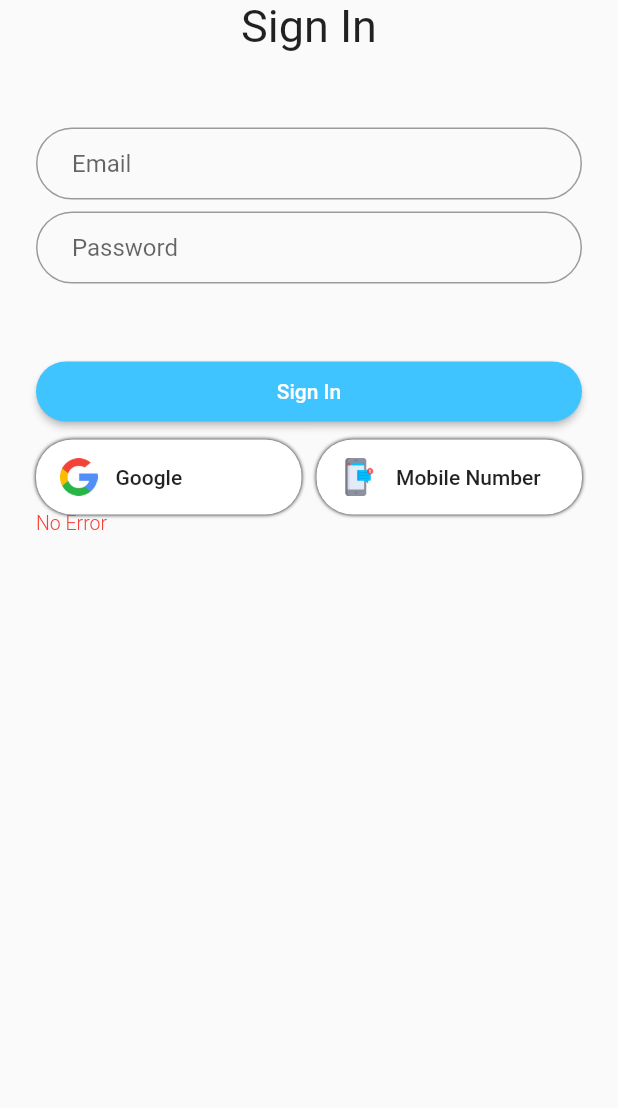
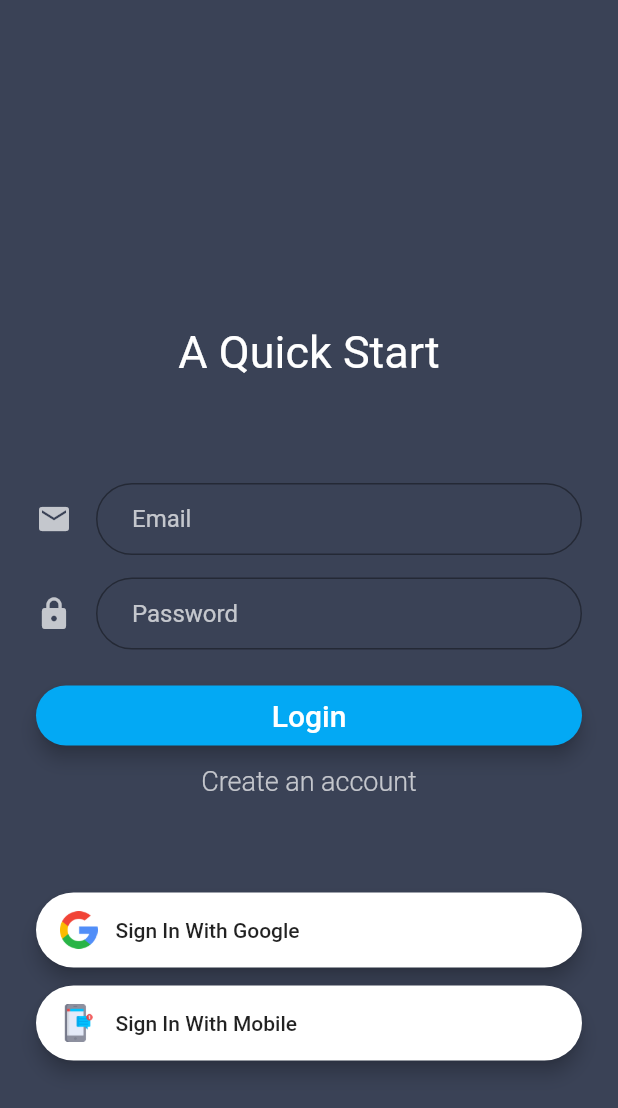
Before and after one commit to sundarlucifer/smart_trash_bin, a Flutter app: the LoginRoute screen opened by its route, on a phone screen of 412 x 824 dp. Shown: the top 1108 px of the screen. Run offline on Flutter 3.47's test engine with Material 2 defaults, Android fonts, the phone set to English and light mode, and no system bars; our stand-ins replace cloud_firestore, firebase_auth, google_sign_in, rxdart; accounts and stored records are empty.

Commit message:
Initial commit

```diff
--- a/lib/auth.dart
+++ b/lib/auth.dart
@@ -96,6 +96,9 @@
     },merge: true);
   }
 
+  Stream<QuerySnapshot> getBins(){
+    return _db.collection('bins').snapshots();
+  }
 
   signOut(){
     _auth.signOut();
--- a/lib/login.dart
+++ b/lib/login.dart
@@ -2,14 +2,16 @@
 import 'bin_list.dart';
 import 'auth.dart';
 
-class LoginSignUpPage extends StatefulWidget {
+class LoginRoute extends StatefulWidget {
+  static String tag = 'login-page';
+
   @override
-  State<StatefulWidget> createState() => new _LoginSignUpPageState();
+  State<StatefulWidget> createState() => new _LoginRouteState();
 }
 
 enum FormMode { LOGIN, SIGNUP }
 
-class _LoginSignUpPageState extends State<LoginSignUpPage> {
+class _LoginRouteState extends State<LoginRoute> {
   final _formKey = new GlobalKey<FormState>();
 
   String _email;
@@ -45,7 +47,6 @@
   // Perform login or signup
   void _validateAndSubmit() async {
     //init
-    Exception e;
     if (_validateAndSave()) {
       setState(() {
         _errorMessage = "";
@@ -124,6 +125,7 @@
   Widget build(BuildContext context) {
     _isIos = Theme.of(context).platform == TargetPlatform.iOS;
     return new Scaffold(
+      backgroundColor: Color.fromRGBO(58, 66, 86, 1.0),
       body: Stack(
         children: <Widget>[
           _showBody(),
@@ -203,6 +205,7 @@
         child: Text(
           'A Quick Start',
           style: TextStyle(
+            color: Colors.white,
             fontSize: 30.0,
           ),
         ),
@@ -221,7 +224,7 @@
           hintText: 'Email',
           icon: new Icon(
             Icons.mail,
-            color: Colors.grey,
+            color: Colors.white70,
           ),
           contentPadding: EdgeInsets.fromLTRB(24.0, 10.0, 24.0, 10.0),
           border: OutlineInputBorder(
@@ -245,7 +248,7 @@
           hintText: 'Password',
           icon: new Icon(
             Icons.lock,
-            color: Colors.grey,
+            color: Colors.white70,
           ),
           contentPadding: EdgeInsets.fromLTRB(24.0, 10.0, 24.0, 10.0),
           border: OutlineInputBorder(
@@ -262,10 +265,10 @@
     return new FlatButton(
       child: _formMode == FormMode.LOGIN
           ? new Text('Create an account',
-              style: new TextStyle(fontSize: 18.0, fontWeight: FontWeight.w300))
+              style: new TextStyle(fontSize: 18.0, fontWeight: FontWeight.w300, color: Colors.white70))
           : new Text('Have an account? Sign in',
               style:
-                  new TextStyle(fontSize: 18.0, fontWeight: FontWeight.w300)),
+                  new TextStyle(fontSize: 18.0, fontWeight: FontWeight.w300, color: Colors.white70)),
       onPressed: _formMode == FormMode.LOGIN
           ? _changeFormToSignUp
           : _changeFormToLogin,
--- a/lib/login_page.dart
+++ /dev/null
@@ -1,235 +0,0 @@
-import 'package:flutter/material.dart';
-import 'bin_list.dart';
-import 'auth.dart';
-
-class LoginRoute extends StatefulWidget {
-  static String tag = 'login-page';
-  @override
-  _LoginRouteState createState() => _LoginRouteState();
-}
-
-class _LoginRouteState extends State<LoginRoute> {
-  final _formKey = new GlobalKey<FormState>();
-
-  String _email;
-  String _pass;
-
-  // Check if form is valid before perform login or signup
-  bool _validateAndSave() {
-    final form = _formKey.currentState;
-    if (form.validate()) {
-      form.save();
-      return true;
-    }
-    return false;
-  }
-
-  _showBody(){
-    final headline = Hero(
-      tag: 'hero',
-      child: Center(
-        child: Text(
-          'Sign In',
-          style: TextStyle(
-            fontSize: 30.0,
-          ),
-        ),
-      ),
-    );
-
-    final email = TextFormField(
-      keyboardType: TextInputType.emailAddress,
-      autofocus: false,
-      //initialValue: 'username@something.com',
-      decoration: InputDecoration(
-        hintText: 'Email',
-        contentPadding: EdgeInsets.fromLTRB(24.0, 10.0, 24.0, 10.0),
-        border: OutlineInputBorder(
-          borderRadius: BorderRadius.circular(32.0),
-        ),
-      ),
-      validator: (value) => value.isEmpty ? 'Email can\'t be empty' : null,
-      onSaved: (value) => _email = value.trim(),
-    );
-
-    final password = TextFormField(
-      autofocus: false,
-      //initialValue: 'secret password',
-      obscureText: true,
-      decoration: InputDecoration(
-        hintText: 'Password',
-        contentPadding: EdgeInsets.fromLTRB(24.0, 10.0, 24.0, 10.0),
-        border: OutlineInputBorder(
-          borderRadius: BorderRadius.circular(32.0),
-        ),
-      ),
-      onSaved: (value) => _pass = value.trim(),
-    );
-
-    final loginButton = Padding(
-      padding: EdgeInsets.only(
-        top: 24.0,
-      ),
-      child: RaisedButton(
-        child: Text(
-          'Sign In',
-          style: TextStyle(color: Colors.white),
-        ),
-        color: Colors.lightBlueAccent,
-        shape:
-        RoundedRectangleBorder(borderRadius: BorderRadius.circular(32.0)),
-        padding: EdgeInsets.all(12.0),
-        onPressed: () {
-          if(_validateAndSave()){
-            print(_email);
-            authService.emailSignIn(_email, _pass);
-            _checkSignedIn();
-          }
-        },
-      ),
-    );
-
-    final googleSignIn = Expanded(
-      child: Container(
-        height: 50.0,
-        decoration: BoxDecoration(
-          boxShadow: [BoxShadow(blurRadius: 1.5)],
-          color: Colors.white,
-          borderRadius: BorderRadius.circular(24.0),
-        ),
-        child: FlatButton(
-          shape: RoundedRectangleBorder(
-            borderRadius: BorderRadius.circular(24.0),
-          ),
-          onPressed: (){
-            authService.googleSignIn();
-            _checkSignedIn();
-          },
-          child: Row(
-            children: <Widget>[
-              Padding(
-                padding: const EdgeInsets.only(right: 12.0),
-                child: Image.asset(
-                  'assets/icons/google.png',
-                  height: 25.0,
-                  width: 25.0,
-                ),
-              ),
-              Text('Google'),
-            ],
-          ),
-        ),
-      ),
-    );
-
-    final numberSignIn = Expanded(
-      child: Container(
-        height: 50.0,
-        decoration: BoxDecoration(
-          boxShadow: [BoxShadow(blurRadius: 1.5)],
-          color: Colors.white,
-          borderRadius: BorderRadius.circular(24.0),
-        ),
-        child: FlatButton(
-          shape: RoundedRectangleBorder(
-            borderRadius: BorderRadius.circular(24.0),
-          ),
-          onPressed: () {
-            print('Mobile sign in');
-          },
-          child: Row(
-            children: <Widget>[
-              Padding(
-                padding: const EdgeInsets.only(right: 12.0),
-                child: Image.asset(
-                  'assets/icons/phone.png',
-                  height: 25.0,
-                  width: 25.0,
-                ),
-              ),
-              Text('Mobile Number'),
-            ],
-          ),
-        ),
-      ),
-    );
-
-    final alternateSignIn = Row(
-      children: <Widget>[
-        googleSignIn,
-        SizedBox(
-          width: 10.0,
-        ),
-        numberSignIn,
-      ],
-    );
-
-    return Form(
-      key: _formKey,
-      child: ListView(
-        shrinkWrap: true,
-        padding: EdgeInsets.only(left: 24.0, right: 24.0),
-        children: <Widget>[
-          headline,
-          SizedBox(
-            height: 50.0,
-          ),
-          email,
-          SizedBox(
-            height: 8.0,
-          ),
-          password,
-          SizedBox(
-            height: 24.0,
-          ),
-          loginButton,
-          SizedBox(
-            height: 8.0,
-          ),
-          alternateSignIn,
-          _showErrorMessage(),
-        ],
-      ),
-    );
-  }
-
-  Widget _showErrorMessage() {
-      return new Text(
-        'No Error',
-        style: TextStyle(
-            fontSize: 13.0,
-            color: Colors.red,
-            height: 1.0,
-            fontWeight: FontWeight.w300),
-      );
-  }
-
-  @override
-  Widget build(BuildContext context) {
-    return Scaffold(
-      body: Stack(
-        children: <Widget>[
-          _showBody(),
-
-        ],
-      ),
-    );
-  }
-
-  _checkSignedIn(){
-    StreamBuilder(
-      stream: authService.user,
-      builder: (context, snapshot){
-        if(snapshot.hasData) {
-
-          Navigator.pushReplacementNamed(context, BinListRoute.tag);
-        }else{
-
-        }
-        return null;
-      },
-    );
-  }
-
-  _LoginRouteState();
-}
--- a/lib/navigation_menu.dart
+++ b/lib/navigation_menu.dart
@@ -1,5 +1,5 @@
 import 'package:flutter/material.dart';
-import 'login_page.dart';
+import 'login.dart';
 import 'bin_list.dart';
 import 'maps_page.dart';
 import 'auth.dart';
```
Also changed, not shown: lib/bin_list.dart (+89 -95 lines), lib/main.dart (+4 -3 lines). Lines whose indentation alone changed are shown as unchanged.
